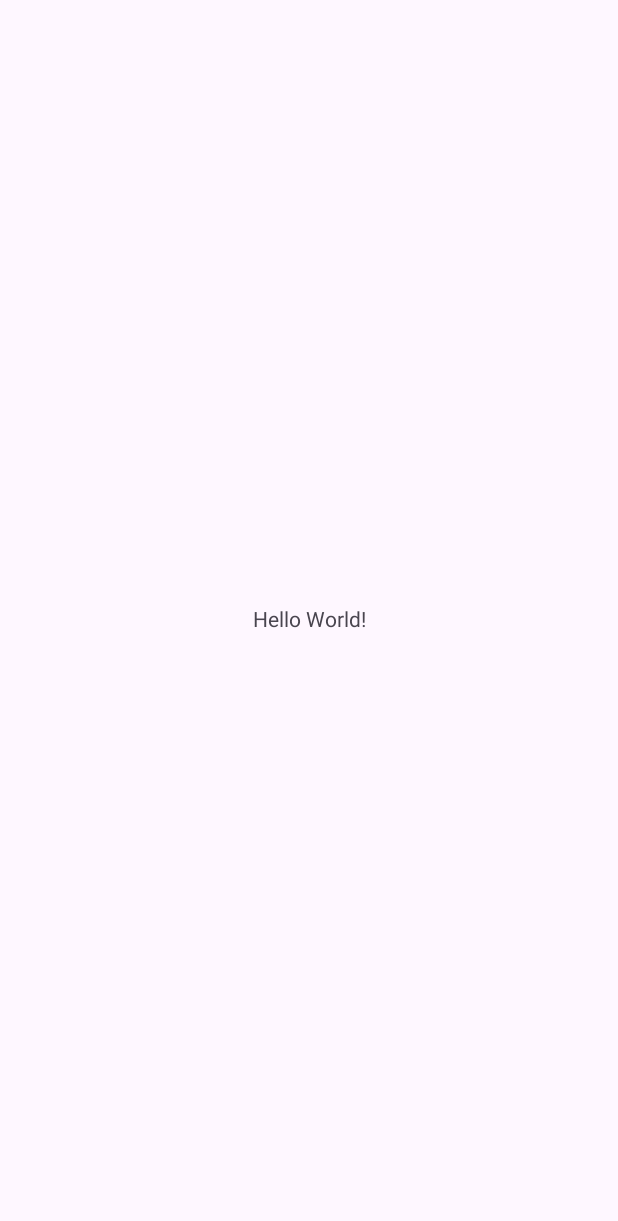
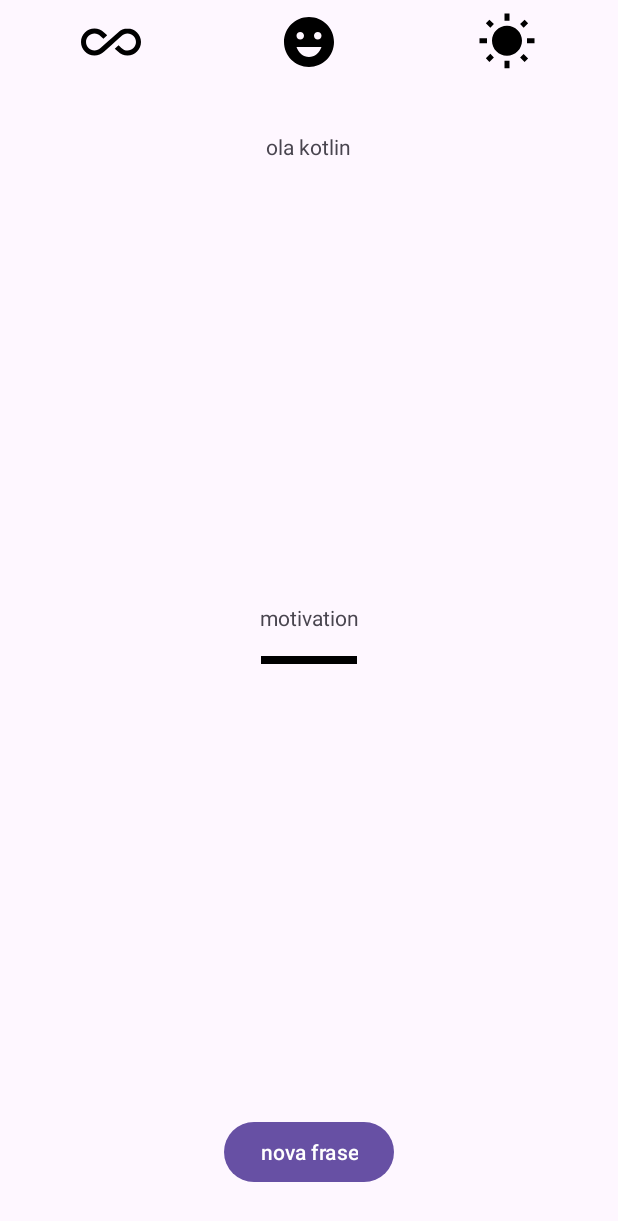
Before and after one commit to marcellwsa/motivation, an Android app: the screen it shows after launch (MainActivity), on a phone screen of 412 x 824 dp. Before the commit the part shown is almost empty. Shown: the top 1221 px of the screen. Run offline under Robolectric (Android 15) with nearby library versions, the phone set to English and light mode, and no system bars.

Commit message:
Início do Layout

```diff
--- /dev/null
+++ b/app/src/main/res/drawable/ic_all_inclusive_24.xml
@@ -0,0 +1,5 @@
+<vector xmlns:android="http://schemas.android.com/apk/res/android" android:height="24dp" android:tint="#000000" android:viewportHeight="24" android:viewportWidth="24" android:width="24dp">
+
+    <path android:fillColor="@android:color/white" android:pathData="M18.6,6.62c-1.44,0 -2.8,0.56 -3.77,1.53L12,10.66 10.48,12h0.01L7.8,14.39c-0.64,0.64 -1.49,0.99 -2.4,0.99 -1.87,0 -3.39,-1.51 -3.39,-3.38S3.53,8.62 5.4,8.62c0.91,0 1.76,0.35 2.44,1.03l1.13,1 1.51,-1.34L9.22,8.2C8.2,7.18 6.84,6.62 5.4,6.62 2.42,6.62 0,9.04 0,12s2.42,5.38 5.4,5.38c1.44,0 2.8,-0.56 3.77,-1.53l2.83,-2.5 0.01,0.01L13.52,12h-0.01l2.69,-2.39c0.64,-0.64 1.49,-0.99 2.4,-0.99 1.87,0 3.39,1.51 3.39,3.38s-1.52,3.38 -3.39,3.38c-0.9,0 -1.76,-0.35 -2.44,-1.03l-1.14,-1.01 -1.51,1.34 1.27,1.12c1.02,1.01 2.37,1.57 3.82,1.57 2.98,0 5.4,-2.41 5.4,-5.38s-2.42,-5.37 -5.4,-5.37z"/>
+
+</vector>
--- /dev/null
+++ b/app/src/main/res/drawable/ic_happy_24.xml
@@ -0,0 +1,5 @@
+<vector xmlns:android="http://schemas.android.com/apk/res/android" android:height="24dp" android:tint="#000000" android:viewportHeight="24" android:viewportWidth="24" android:width="24dp">
+
+    <path android:fillColor="@android:color/white" android:pathData="M11.99,2C6.47,2 2,6.48 2,12c0,5.52 4.47,10 9.99,10C17.52,22 22,17.52 22,12C22,6.48 17.52,2 11.99,2zM8.5,8C9.33,8 10,8.67 10,9.5S9.33,11 8.5,11S7,10.33 7,9.5S7.67,8 8.5,8zM12,18c-2.28,0 -4.22,-1.66 -5,-4h10C16.22,16.34 14.28,18 12,18zM15.5,11c-0.83,0 -1.5,-0.67 -1.5,-1.5S14.67,8 15.5,8S17,8.67 17,9.5S16.33,11 15.5,11z"/>
+
+</vector>
--- /dev/null
+++ b/app/src/main/res/drawable/ic_suny_24.xml
@@ -0,0 +1,5 @@
+<vector xmlns:android="http://schemas.android.com/apk/res/android" android:height="24dp" android:tint="#000000" android:viewportHeight="24" android:viewportWidth="24" android:width="24dp">
+
+    <path android:fillColor="@android:color/white" android:pathData="M6.76,4.84l-1.8,-1.79 -1.41,1.41 1.79,1.79 1.42,-1.41zM4,10.5L1,10.5v2h3v-2zM13,0.55h-2L11,3.5h2L13,0.55zM20.45,4.46l-1.41,-1.41 -1.79,1.79 1.41,1.41 1.79,-1.79zM17.24,18.16l1.79,1.8 1.41,-1.41 -1.8,-1.79 -1.4,1.4zM20,10.5v2h3v-2h-3zM12,5.5c-3.31,0 -6,2.69 -6,6s2.69,6 6,6 6,-2.69 6,-6 -2.69,-6 -6,-6zM11,22.45h2L13,19.5h-2v2.95zM3.55,18.54l1.41,1.41 1.79,-1.8 -1.41,-1.41 -1.79,1.8z"/>
+
+</vector>
--- a/app/src/main/res/layout/activity_main.xml
+++ b/app/src/main/res/layout/activity_main.xml
@@ -1,19 +1,71 @@
 <?xml version="1.0" encoding="utf-8"?>
-<androidx.constraintlayout.widget.ConstraintLayout xmlns:android="http://schemas.android.com/apk/res/android"
+<RelativeLayout xmlns:android="http://schemas.android.com/apk/res/android"
     xmlns:app="http://schemas.android.com/apk/res-auto"
     xmlns:tools="http://schemas.android.com/tools"
     android:id="@+id/main"
     android:layout_width="match_parent"
     android:layout_height="match_parent"
+    android:orientation="vertical"
     tools:context=".MainActivity">
+
+    <LinearLayout
+        android:id="@+id/linearLayout"
+        android:layout_width="match_parent"
+        android:layout_height="wrap_content"
+        android:padding="8dp">
+
+        <ImageView
+            android:layout_width="0dp"
+            android:layout_height="40dp"
+            android:layout_weight="1"
+            android:src="@drawable/ic_all_inclusive_24" />
+
+        <ImageView
+            android:layout_width="0dp"
+            android:layout_height="40dp"
+            android:layout_weight="1"
+            android:src="@drawable/ic_happy_24" />
+
+        <ImageView
+            android:layout_width="0dp"
+            android:layout_height="40dp"
+            android:layout_weight="1"
+            android:src="@drawable/ic_suny_24" />
+
+
+    </LinearLayout>
 
     <TextView
         android:layout_width="wrap_content"
         android:layout_height="wrap_content"
-        android:text="Hello World!"
-        app:layout_constraintBottom_toBottomOf="parent"
-        app:layout_constraintEnd_toEndOf="parent"
-        app:layout_constraintStart_toStartOf="parent"
-        app:layout_constraintTop_toTopOf="parent" />
+        android:layout_below="@id/linearLayout"
+        android:layout_centerHorizontal="true"
+        android:layout_marginTop="32dp"
+        android:text="ola kotlin" />
 
-</androidx.constraintlayout.widget.ConstraintLayout>
+    <TextView
+        android:id="@+id/txt_frase"
+        android:layout_width="match_parent"
+        android:layout_height="wrap_content"
+        android:layout_centerInParent="true"
+        android:gravity="center"
+        android:padding="16dp"
+        android:text="motivation" />
+
+    <View
+        android:layout_width="64dp"
+        android:layout_height="5dp"
+        android:layout_below="@id/txt_frase"
+        android:layout_centerHorizontal="true"
+        android:background="@color/black" />
+
+    <Button
+        android:layout_width="wrap_content"
+        android:layout_height="wrap_content"
+        android:layout_alignParentBottom="true"
+        android:layout_centerHorizontal="true"
+        android:layout_marginBottom="32dp"
+        android:text="nova frase" />
+
+
+</RelativeLayout>
```
Also changed, not shown: app/src/main/res/values/colors.xml (+8 -0 lines), app/src/main/res/values/strings.xml (+11 -0 lines), 2 other files.
